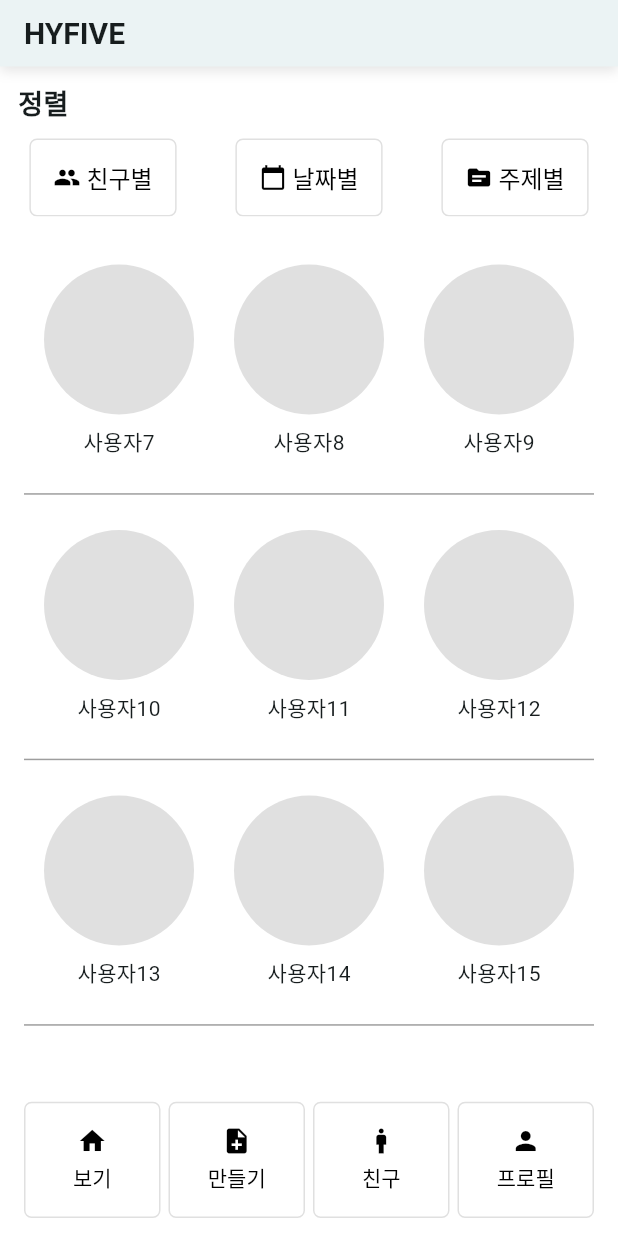
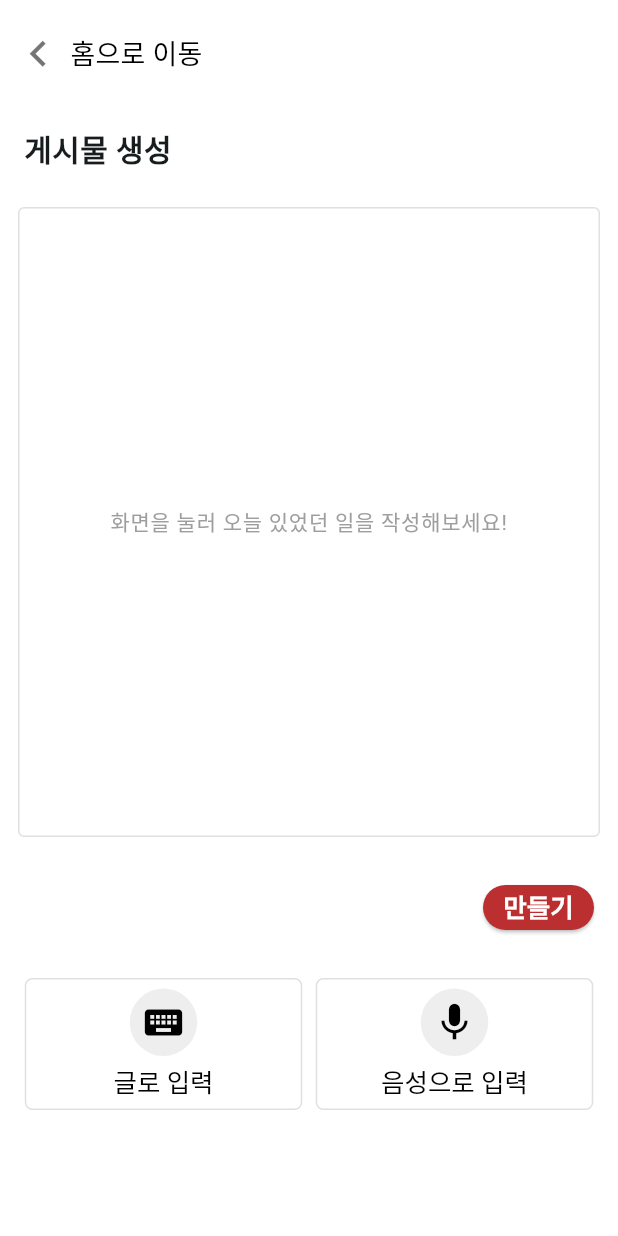
Before and after one commit to chaeun00/HYFIVE, a Flutter app: the screen it shows after launch, scrolled down 381 dp, after a tap on "만들기", on a phone screen of 412 x 824 dp. Run offline on Flutter 3.47's test engine with Material 3 defaults, Android fonts, the light colour scheme and no system bars.

Commit message:
11.02 만들기 - 게시물 생성 작성

```diff
--- /dev/null
+++ b/lib/createPage.dart
@@ -0,0 +1,196 @@
+import 'package:flutter/material.dart';
+
+class CreatePage extends StatelessWidget {
+  @override
+  Widget build(BuildContext context) {
+    return Scaffold(
+      body: SafeArea(
+        child: Column(
+          crossAxisAlignment: CrossAxisAlignment.stretch,
+          children: [
+            // '홈으로 이동' 버튼
+            Padding(
+              padding: const EdgeInsets.symmetric(vertical: 12, horizontal: 8),
+              child: Container(
+                color: Colors.white,
+                child: TextButton(
+                  onPressed: () {
+                    // 모든 라우트를 제거하고 '/home'으로 이동
+                    Navigator.of(context).pushNamedAndRemoveUntil(
+                      '/home',
+                          (Route<dynamic> route) => false,
+                    );
+                  },
+                  style: TextButton.styleFrom(
+                    padding: EdgeInsets.zero,
+                    alignment: Alignment.centerLeft,
+                    splashFactory: NoSplash.splashFactory,
+                    overlayColor: Colors.transparent,
+                  ),
+                  child: Row(
+                    mainAxisSize: MainAxisSize.min,
+                    children: [
+                      Icon(
+                        Icons.chevron_left,
+                        color: Colors.black54,
+                        size: 35,
+                      ),
+                      SizedBox(width: 4,),
+                      Text(
+                        '홈으로 이동',
+                        style: TextStyle(
+                          color: Colors.black,
+                          fontSize: 18,
+                        ),
+                      ),
+                    ],
+                  ),
+                ),
+              ),
+            ),
+            // '게시물 생성' 제목
+            Padding(
+              padding: const EdgeInsets.symmetric(vertical: 12, horizontal: 16),
+              child: Text(
+                '게시물 생성',
+                style: TextStyle(
+                  fontSize: 20,
+                  fontWeight: FontWeight.bold,
+                ),
+              ),
+            ),
+            // 게시물 작성 TextField
+            Padding(
+              padding: const EdgeInsets.all(12),
+              child: Container(
+                height: 420, // 원하는 높이 지정
+                child: TextField(
+                  textAlign: TextAlign.center, // 텍스트를 가로 중앙에 정렬
+                  textAlignVertical: TextAlignVertical.center, // 텍스트를 세로 중앙에 정렬
+                  expands: true, // TextField가 부모 컨테이너의 크기를 채우도록 설정
+                  maxLines: null, // expands와 함께 사용하기 위해 null로 설정
+                  decoration: InputDecoration(
+                    enabledBorder: OutlineInputBorder(
+                      borderSide: BorderSide(
+                        color: Colors.black12, // 옅은 회색 경계선
+                        width: 1.0,
+                      ),
+                    ),
+                    focusedBorder: OutlineInputBorder(
+                      borderSide: BorderSide(
+                        color: Colors.black12, // 포커스 시에도 옅은 회색 경계선 유지
+                        width: 1.0,
+                      ),
+                    ),
+                    hintText: '화면을 눌러 오늘 있었던 일을 작성해보세요!',
+                    hintStyle: TextStyle(
+                      color: Colors.grey,
+                      fontSize: 14,
+                    ),
+                    border: OutlineInputBorder(
+                      borderRadius: BorderRadius.circular(5),
+                    ),
+                    contentPadding: EdgeInsets.zero, // 내부 여백 제거
+                  ),
+                ),
+              ),
+            ),
+            // '만들기' 버튼
+            Padding(
+              padding: const EdgeInsets.symmetric(vertical: 20.0, horizontal: 16.0),
+              child: Align(
+                alignment: Alignment.centerRight,
+                child: SizedBox(
+                  width: 74,
+                  height: 30,
+                  child: ElevatedButton(
+                    onPressed: () {
+                      // 만들기 버튼 클릭 시 처리할 내용
+                    },
+                    style: ElevatedButton.styleFrom(
+                      backgroundColor: Color(0xFFBB2F30), // 짙은 빨강 색상
+                      textStyle: TextStyle(
+                        fontSize: 17, // 텍스트 크기를 버튼 크기에 맞게 설정
+                        fontWeight: FontWeight.bold,
+                      ),
+                      padding: EdgeInsets.only(bottom: 3), // 내부 여백을 제거하여 텍스트가 버튼에 맞도록 설정
+                    ),
+                    child: FittedBox(
+                      fit: BoxFit.none,
+                      child: Text(
+                        '만들기',
+                        style: TextStyle(
+                            color: Colors.white,
+                            fontSize: 17
+                        ),
+                      ),
+                    ),
+                  ),
+                ),
+              ),
+            ),
+            // '글로 입력', '음성으로 입력' 버튼 섹션
+            Padding(
+              padding: const EdgeInsets.symmetric(horizontal: 12.0, vertical: 12),
+              child: Row(
+                mainAxisAlignment: MainAxisAlignment.spaceAround,
+                children: [
+                  buildInputButton(
+                    icon: Icons.keyboard,
+                    label: '글로 입력',
+                    onPressed: () {
+                      // 글로 입력 버튼 클릭 시 처리할 내용
+                    },
+                  ),
+                  buildInputButton(
+                    icon: Icons.mic,
+                    label: '음성으로 입력',
+                    onPressed: () {
+                      // 음성으로 입력 버튼 클릭 시 처리할 내용
+                    },
+                  ),
+                ],
+              ),
+            )
+          ],
+        ),
+      ),
+    );
+  }
+}
+
+Widget buildInputButton({
+  required IconData icon,
+  required String label,
+  required VoidCallback onPressed,
+}) {
+  return SizedBox(
+    width: 185,
+    height: 88,
+    child: OutlinedButton(
+      onPressed: onPressed,
+      style: OutlinedButton.styleFrom(
+        padding: EdgeInsets.zero, // 내부 여백 최소화
+      ),
+      child: Column(
+        mainAxisAlignment: MainAxisAlignment.center, // 아이콘과 텍스트를 세로 중앙에 정렬
+        children: [
+          Container(
+            width: 45,
+            height: 45,
+            decoration: BoxDecoration(
+              color: Colors.grey[200], // 원형 배경색 설정
+              shape: BoxShape.circle,
+            ),
+            child: Icon(icon, size: 30), // 아이콘을 원형 배경 위에 배치
+          ),
+          SizedBox(height: 4),
+          Text(
+            label,
+            style: TextStyle(fontSize: 17),
+          ),
+        ],
+      ),
+    ),
+  );
+}
--- a/lib/datePostsPage.dart
+++ b/lib/datePostsPage.dart
@@ -81,7 +81,7 @@ class _DatePostsPageState extends State<DatePostsPage> {
                         padding: EdgeInsets.all(8.0),
                         decoration: BoxDecoration(
                           shape: BoxShape.circle,
-                          color: selectedDateIndex == index ? Colors.red : Colors.transparent,
+                          color: selectedDateIndex == index ? Color(0xFFBB2F30) : Colors.transparent,
                         ),
                         child: Text(
                           dates[index],
--- a/lib/home.dart
+++ b/lib/home.dart
@@ -4,6 +4,7 @@ import 'friendPostPage.dart';
 import 'topicPostsPage.dart';
 import 'postDetailPage.dart';
 import 'commentPage.dart';
+import 'createPage.dart';
 
 class Home extends StatefulWidget {
   @override
@@ -76,6 +77,13 @@ class _HyFiveHomePageState extends State<Home> {
     });
   }
 
+  void _onCreateButtonPressed() {
+    Navigator.push(
+      context,
+      MaterialPageRoute(builder: (context) => CreatePage()), // '만들기' 페이지로 이동
+    );
+  }
+
   @override
   Widget build(BuildContext context) {
     return Scaffold(
@@ -95,7 +103,7 @@ class _HyFiveHomePageState extends State<Home> {
             title: Text(
               'HYFIVE', // 항상 동일한 앱바 제목 유지
               style: TextStyle(
-                fontSize: 20,
+                fontSize: 24,
                 fontWeight: FontWeight.bold,
               ),
             ),
@@ -166,13 +174,14 @@ class _HyFiveHomePageState extends State<Home> {
                       Icon(
                         Icons.chevron_left,
                         color: Colors.black54,
-                        size: 30, // 아이콘 크기 설정
+                        size: 35, // 아이콘 크기 설정
                       ),
+                      SizedBox(width: 4,),
                       Text(
                         '홈으로 이동',
                         style: TextStyle(
                           color: Colors.black,
-                          fontSize: 16, // 폰트 크기 설정
+                          fontSize: 18, // 폰트 크기 설정
                         ),
                       ),
                     ],
@@ -206,13 +215,14 @@ class _HyFiveHomePageState extends State<Home> {
                       Icon(
                         Icons.chevron_left,
                         color: Colors.black54,
-                        size: 30, // 아이콘 크기 설정
+                        size: 35, // 아이콘 크기 설정
                       ),
+                      SizedBox(width: 4,),
                       Text(
                         '뒤로 가기',
                         style: TextStyle(
                           color: Colors.black,
-                          fontSize: 16, // 폰트 크기 설정
+                          fontSize: 18, // 폰트 크기 설정
                         ),
                       ),
                     ],
@@ -255,7 +265,13 @@ class _HyFiveHomePageState extends State<Home> {
                 width: MediaQuery.of(context).size.width * (91 / _baseWidth),
                 height: double.infinity,
                 child: OutlinedButton(
-                  onPressed: () {},
+                  onPressed: () {
+                    if (data['label'] == '만들기') {
+                      _onCreateButtonPressed(); // '만들기' 버튼 클릭 시 'CreatePage'로 이동
+                    } else {
+                      // 다른 버튼 클릭 시 처리
+                    }
+                  },
                   child: Column(
                     mainAxisSize: MainAxisSize.min,
                     children: [
```
